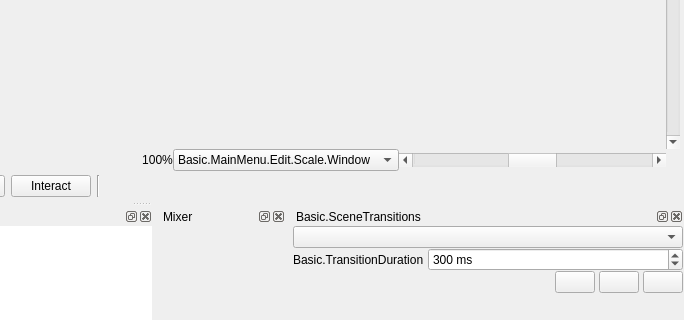
Qt form UI/forms/OBSBasic.ui (tydcreator/OBS) before a commit; both pictures show x 402 to 1086 and y 259 to 579 of the 1086 by 729 pixel window.
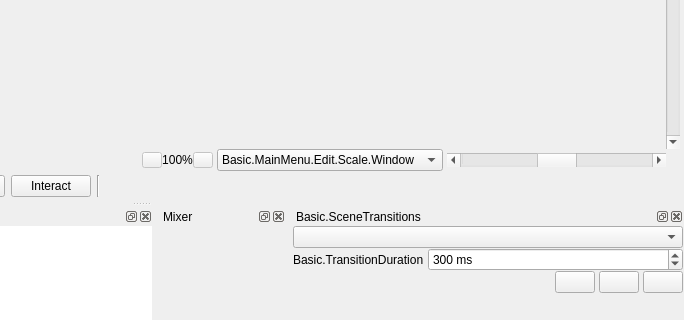
The same form after that commit. Icons and pictures are not drawn. Custom widgets are drawn as their Qt base class.

Commit message:
UI: Add preview zoom controls
This adds preview zoom out and zoom in buttons next the the scaling
percent label. This also adds these as actions in the scaling menu,
along with a reset zoom action.

What changed in the file:
```diff
--- a/UI/forms/OBSBasic.ui
+++ b/UI/forms/OBSBasic.ui
@@ -249,6 +249,53 @@
                 <property name="bottomMargin">
                  <number>0</number>
                 </property>
+                <item>
+                 <widget class="QPushButton" name="previewZoomOutButton">
+                  <property name="enabled">
+                   <bool>false</bool>
+                  </property>
+                  <property name="sizePolicy">
+                   <sizepolicy hsizetype="Fixed" vsizetype="Fixed">
+                    <horstretch>0</horstretch>
+                    <verstretch>0</verstretch>
+                   </sizepolicy>
+                  </property>
+                  <property name="minimumSize">
+                   <size>
+                    <width>20</width>
+                    <height>16</height>
+                   </size>
+                  </property>
+                  <property name="maximumSize">
+                   <size>
+                    <width>20</width>
+                    <height>16</height>
+                   </size>
+                  </property>
+                  <property name="toolTip">
+                   <string>Basic.MainMenu.Edit.Scale.ZoomOut</string>
+                  </property>
+                  <property name="accessibleName">
+                   <string>Basic.MainMenu.Edit.Scale.ZoomOut</string>
+                  </property>
+                  <property name="text">
+                   <string/>
+                  </property>
+                  <property name="icon">
+                   <iconset resource="obs.qrc">
+                    <normaloff>:/res/images/minus.svg</normaloff>:/res/images/minus.svg</iconset>
+                  </property>
+                  <property name="iconSize">
+                   <size>
+                    <width>8</width>
+                    <height>8</height>
+                   </size>
+                  </property>
+                  <property name="toolButton" stdset="0">
+                   <bool>true</bool>
+                  </property>
+                 </widget>
+                </item>
                 <item>
                  <widget class="OBSPreviewScalingLabel" name="previewScalePercent">
                   <property name="text">
@@ -259,6 +306,69 @@
                   </property>
                  </widget>
                 </item>
+                <item>
+                 <widget class="QPushButton" name="previewZoomInButton">
+                  <property name="enabled">
+                   <bool>false</bool>
+                  </property>
+                  <property name="sizePolicy">
+                   <sizepolicy hsizetype="Fixed" vsizetype="Fixed">
+                    <horstretch>0</horstretch>
+                    <verstretch>0</verstretch>
+                   </sizepolicy>
+                  </property>
+                  <property name="minimumSize">
+                   <size>
+                    <width>20</width>
+                    <height>16</height>
+                   </size>
+                  </property>
+                  <property name="maximumSize">
+                   <size>
+                    <width>20</width>
+                    <height>16</height>
+                   </size>
+                  </property>
+                  <property name="toolTip">
+                   <string>Basic.MainMenu.Edit.Scale.ZoomIn</string>
+                  </property>
+                  <property name="accessibleName">
+                   <string>Basic.MainMenu.Edit.Scale.ZoomIn</string>
+                  </property>
+                  <property name="text">
+                   <string/>
+                  </property>
+                  <property name="icon">
+                   <iconset resource="obs.qrc">
+                    <normaloff>:/res/images/plus.svg</normaloff>:/res/images/plus.svg</iconset>
+                  </property>
+                  <property name="iconSize">
+                   <size>
+                    <width>8</width>
+                    <height>8</height>
+                   </size>
+                  </property>
+                  <property name="toolButton" stdset="0">
+                   <bool>true</bool>
+                  </property>
+                 </widget>
+                </item>
+                <item>
+                 <spacer name="horizontalSpacer_4">
+                  <property name="orientation">
+                   <enum>Qt::Orientation::Horizontal</enum>
+                  </property>
+                  <property name="sizeType">
+                   <enum>QSizePolicy::Policy::Fixed</enum>
+                  </property>
+                  <property name="sizeHint" stdset="0">
+                   <size>
+                    <width>4</width>
+                    <height>0</height>
+                   </size>
+                  </property>
+                 </spacer>
+                </item>
                 <item>
                  <widget class="OBSPreviewScalingComboBox" name="previewScalingMode">
                   <item>
@@ -273,6 +383,22 @@
                   </item>
                  </widget>
                 </item>
+                <item>
+                 <spacer name="horizontalSpacer_5">
+                  <property name="orientation">
+                   <enum>Qt::Orientation::Horizontal</enum>
+                  </property>
+                  <property name="sizeType">
+                   <enum>QSizePolicy::Policy::Fixed</enum>
+                  </property>
+                  <property name="sizeHint" stdset="0">
+                   <size>
+                    <width>4</width>
+                    <height>0</height>
+                   </size>
+                  </property>
+                 </spacer>
+                </item>
                 <item>
                  <widget class="QScrollBar" name="previewXScrollBar">
                   <property name="sizePolicy">
```
Left out of the diff: 146 changed lines with no effect on the pictures. The commit also changes 8 other files.
